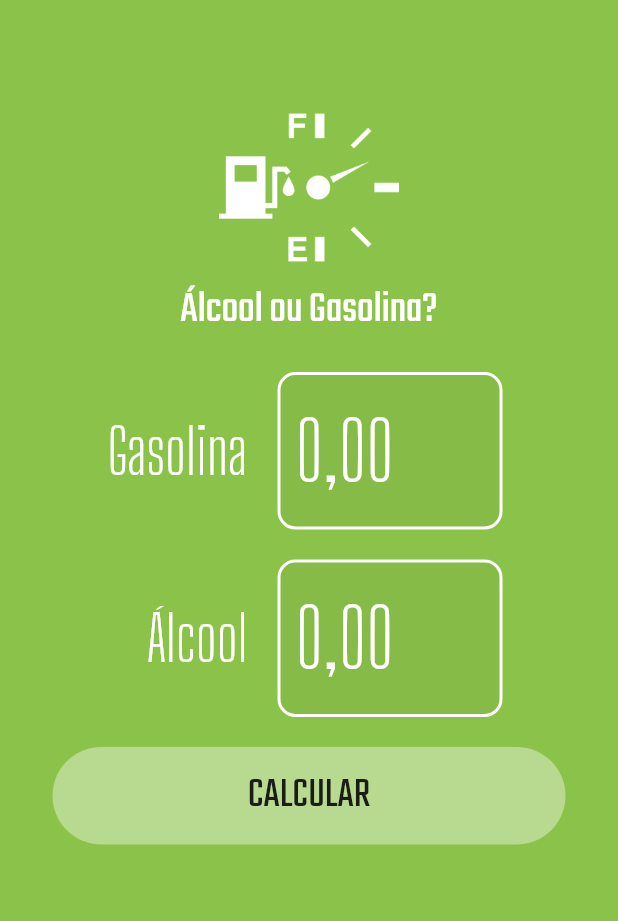
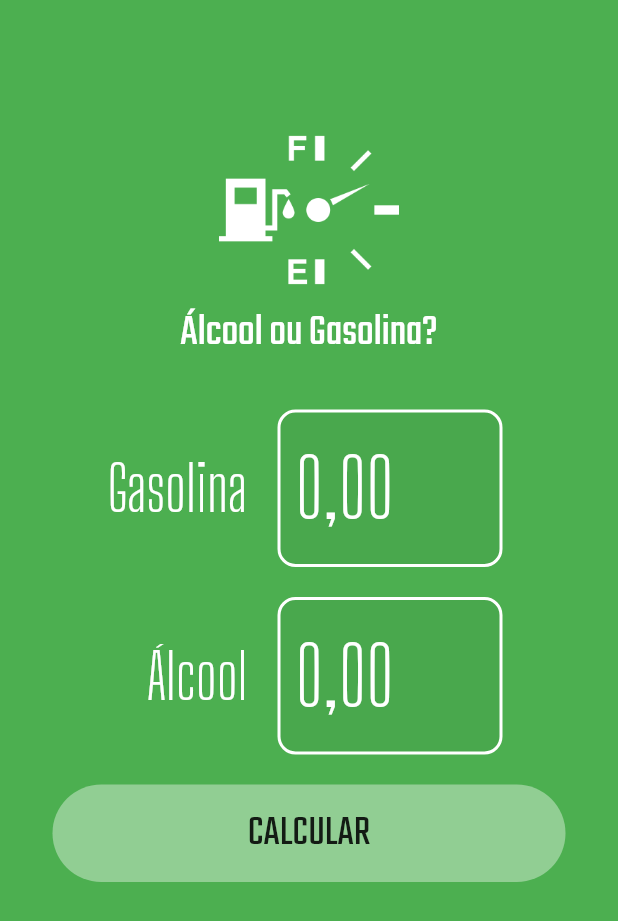
Before and after one commit to RonaldoLelis/alcool_ou_gasolina, a Flutter app: the screen it shows after launch, on a phone screen of 412 x 824 dp. Shown: the top 921 px of the screen. Run offline on Flutter 3.47's test engine with Material 2 defaults, Android fonts, the phone set to English and light mode, and no system bars; our stand-ins replace flutter_masked_text.

Commit message:
"Construindo funções e Input's"

```diff
--- a/lib/main.dart
+++ b/lib/main.dart
@@ -1,7 +1,6 @@
+import 'package:etagas/pages/home-page.dart';
 import 'package:flutter/material.dart';
-import 'package:flutter_masked_text/flutter_masked_text.dart';
-import 'package:etagas/widgets/input-combustivel.dart';
-import 'package:etagas/widgets/logo-topo.dart';
+
 
 void main() => runApp(MyApp());
 
@@ -12,54 +11,9 @@ class MyApp extends StatelessWidget {
       debugShowCheckedModeBanner: false,
       title: 'Álcool ou Gasolina',
       theme: ThemeData(
-        primarySwatch: Colors.lightGreen,
+        primarySwatch: Colors.green,
       ),
       home: HomePage(),
     );
   }
 }
-
-class HomePage extends StatelessWidget {
-
-  var _gasCtrl = new MoneyMaskedTextController();
-  var _gasAlcool = new MoneyMaskedTextController();
-
-  @override
-  Widget build(BuildContext context) {
-    return Scaffold(
-      backgroundColor: Theme.of(context).primaryColor,
-      body: ListView(
-       padding: EdgeInsets.all(15),
-        children: <Widget>[
-          Logo(),
-          InputCombustivel(
-            label: "Gasolina",
-            controller: _gasCtrl,
-          ),
-            SizedBox(height: 20),
-          InputCombustivel(
-            label: "Álcool",
-            controller: _gasAlcool,
-          ),
-          Container(
-            margin: EdgeInsets.all(20),
-            height: 65,
-            decoration: BoxDecoration(
-              color: Colors.white38,
-              borderRadius: BorderRadius.circular(48),
-            ),
-            child: FlatButton(
-            onPressed: () {},
-            child: Text('CALCULAR',
-            style: TextStyle(
-              fontSize: 28,
-              fontFamily: 'Teko'
-            ),
-            )
-            ),
-          ),
-        ],
-      ),
-    );
-  }
-}
--- /dev/null
+++ b/lib/pages/home-page.dart
@@ -0,0 +1,57 @@
+import 'package:etagas/widgets/logo-topo.dart';
+import 'package:etagas/widgets/result.dart';
+import 'package:etagas/widgets/submit-form.dart';
+import 'package:flutter/material.dart';
+import 'package:flutter_masked_text/flutter_masked_text.dart';
+
+class HomePage extends StatefulWidget {
+
+  @override
+  _HomePageState createState() => _HomePageState();
+}
+
+class _HomePageState extends State<HomePage> {
+
+  var _gasCtrl = new MoneyMaskedTextController();
+  var _alcCtrl = new MoneyMaskedTextController();
+  var _busy = false;
+  var _completed = false;
+  var _resultText = "Compensa utilizar Álcool";
+
+  @override
+  Widget build(BuildContext context) {
+    return Scaffold(
+      backgroundColor: Theme.of(context).primaryColor,
+      body: ListView(
+       padding: EdgeInsets.all(15),
+        children: <Widget>[
+          Logo(),
+          _completed ?
+          Success(
+          resultado: _resultText,
+          reset: (){},
+          ) :
+          SubmitForm(
+            gasCtrl: _gasCtrl,
+            alcCtrl: _alcCtrl,
+            busy: _busy,
+            submitFunc: calculate
+          ),
+        ],
+      ),
+    );
+  }
+
+  Future calculate(){
+    double alc =
+      double.parse(_alcCtrl.text.replaceAll(new RegExp(r'[,.]'), '')) / 100;
+    double gas =
+      double.parse(_alcCtrl.text.replaceAll(new RegExp(r'[,.]'), '')) / 100;
+    double res = alc / gas;
+
+    setState((){
+      _completed = false;
+      _busy = true;
+    });
+  }
+}
--- a/lib/widgets/input-combustivel.dart
+++ b/lib/widgets/input-combustivel.dart
@@ -18,7 +18,7 @@ class InputCombustivel extends StatelessWidget {
       children: [Row(
             children: <Widget>[
               Container(
-                width: 150,
+                width: 125,
                 alignment: Alignment.centerRight,
                 child: Text(label,
                   style: TextStyle(
--- /dev/null
+++ b/lib/widgets/loading-button.dart
@@ -0,0 +1,48 @@
+import 'package:flutter/material.dart';
+
+class LoadingButton extends StatelessWidget {
+
+  var busy = false;
+  var invert = false;
+  var text = "";
+  Function func;
+
+  LoadingButton({
+    @required this.busy,
+    @required this.invert,
+    @required this.text,
+    @required this.func
+  });
+
+  @override
+  Widget build(BuildContext context) {
+    return busy ?
+      Container(
+        margin: EdgeInsets.all(10),
+        alignment: Alignment.center,
+        height: 55,
+        child: CircularProgressIndicator(
+          backgroundColor: Colors.white24,
+        ),
+      )
+
+      : Container(
+              margin: EdgeInsets.all(20),
+              height: 65,
+              width: double.infinity,
+              decoration: BoxDecoration(
+                color: invert ? Theme.of(context).primaryColor : Colors.white38,
+                borderRadius: BorderRadius.circular(48),
+              ),
+              child: FlatButton(
+                onPressed: func,
+                child: Text(text,
+                style: TextStyle(
+                  fontSize: 28,
+                  fontFamily: 'Teko'
+                  ),
+                  )
+              ),
+        );
+  }
+}
--- a/lib/widgets/logo-topo.dart
+++ b/lib/widgets/logo-topo.dart
@@ -5,7 +5,7 @@ class Logo extends StatelessWidget {
   Widget build(BuildContext context) {
     return Column(
       children: <Widget>[
-        SizedBox(height: 50),
+        SizedBox(height: 65),
         Image.asset(
           "assets/images/aog-white.png",
           height: 120,
@@ -17,7 +17,7 @@ class Logo extends StatelessWidget {
           color: Colors.white,
         ),
         ),
-        SizedBox(height: 20),
+        SizedBox(height: 30),
       ],
     );
   }
--- /dev/null
+++ b/lib/widgets/result.dart
@@ -0,0 +1,45 @@
+import 'package:flutter/material.dart';
+import 'loading-button.dart';
+
+class Success extends StatelessWidget {
+
+  var resultado = '';
+  Function reset;
+
+  Success({
+    @required this.resultado,
+    @required this.reset,
+  });
+
+
+  @override
+  Widget build(BuildContext context) {
+    return Container(
+            margin: EdgeInsets.all(20),
+            decoration: BoxDecoration(
+              color: Colors.white70,
+              borderRadius: BorderRadius.circular(22),
+            ),
+            child: Column(
+              children: <Widget>[
+                SizedBox(height: 30),
+                Text(resultado,
+                style: TextStyle(
+                  color: Theme.of(context).primaryColor,
+                  fontSize: 44,
+                  fontFamily: 'Teko',
+                ),
+                textAlign: TextAlign.center,
+                ),
+                SizedBox(height: 20),
+                 LoadingButton(
+                  busy: false,
+                  invert: true,
+                  text: "CALCULAR NOVAMENTE",
+                  func: reset,
+                  ),
+              ],
+            ),
+          );
+  }
+}
--- /dev/null
+++ b/lib/widgets/submit-form.dart
@@ -0,0 +1,57 @@
+import 'package:flutter/material.dart';
+import 'package:flutter_masked_text/flutter_masked_text.dart';
+
+import 'input-combustivel.dart';
+import 'loading-button.dart';
+
+class SubmitForm extends StatelessWidget {
+
+  var gasCtrl = new MoneyMaskedTextController();
+  var alcCtrl = new MoneyMaskedTextController();
+  var busy = false;
+  Function submitFunc;
+
+  SubmitForm({
+    @required this.gasCtrl,
+    @required this.alcCtrl,
+    @required this.busy,
+    @required this.submitFunc,
+  });
+
+  @override
+  Widget build(BuildContext context) {
+    return Column(
+      children: <Widget>[
+        Padding(
+          padding: EdgeInsets.only(
+            left: 25,
+            right: 25
+          ),
+          child:
+          InputCombustivel(
+            label: "Gasolina",
+            controller: gasCtrl,
+          ),
+        ),
+        SizedBox(height: 20),
+        Padding(
+          padding: EdgeInsets.only(
+            left: 25,
+            right: 25
+          ),
+          child:
+          InputCombustivel(
+            label: "Álcool",
+            controller: alcCtrl,
+          ),
+        ),
+          LoadingButton(
+            busy: busy,
+            invert: false,
+            text: "CALCULAR",
+            func: submitFunc
+            ),
+      ],
+        );
+  }
+}
```
